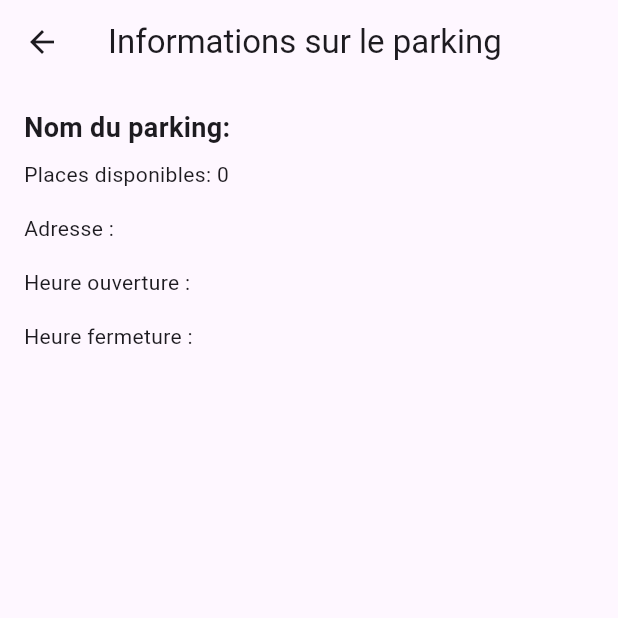
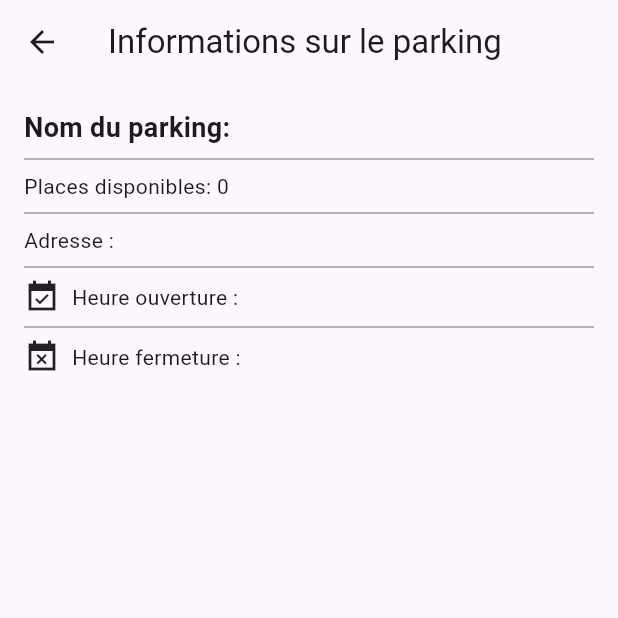
Before and after one commit to Leo-peiro/ParkInAngers, a Flutter app: the InfoParking screen opened directly with empty values, on a phone screen of 412 x 824 dp, the top half of it. Run offline on Flutter 3.47's test engine with Material 3 defaults, Android fonts, the phone set to English and light mode, and no system bars; network calls fail.

Commit message:
added icones

```diff
--- a/lib/ui/screens/info_parking.dart
+++ b/lib/ui/screens/info_parking.dart
@@ -11,7 +11,7 @@ class InfoParking extends StatelessWidget {
 
     return Scaffold(
       appBar: AppBar(
-        title: Text('Informations sur le parking'),
+        title: const Text('Informations sur le parking'),
       ),
       body: Padding(
         padding: const EdgeInsets.all(16.0),
@@ -20,36 +20,47 @@ class InfoParking extends StatelessWidget {
           children: [
             Text(
               'Nom du parking: ${parking.nom}',
-              style: TextStyle(fontSize: 18, fontWeight: FontWeight.bold),
+              style: const TextStyle(fontSize: 18, fontWeight: FontWeight.bold),
             ),
-            SizedBox(height: 8),
+            const Divider(height: 16, color: Colors.grey),
             Text('Places disponibles: ${parking.npPlacesDisponiblesVoitures}'),
-            SizedBox(height: 16),
+            const Divider(height: 16, color: Colors.grey),
             Text('Adresse : ${parking.adresse}'),
-            SizedBox(height: 16),
+            const Divider(height: 16, color: Colors.grey),
+
             Visibility(
-              visible: parking.horaires?.heureOuverture != null,
+              visible: parking.horaires?.heureOuverture != null && parking.horaires?.heureFermeture != null,
               child: Column(
                 crossAxisAlignment: CrossAxisAlignment.start,
                 children: [
-                  Text('Heure ouverture : ${parking.horaires?.heureOuverture}'),
-                  SizedBox(height: 16),
-                ],
-              ),
-            ),
-            Visibility(
-              visible: parking.horaires?.heureFermeture != null,
-              child: Column(
-                crossAxisAlignment: CrossAxisAlignment.start,
-                children: [
-                  Text('Heure fermeture : ${parking.horaires?.heureFermeture}'),
-                  SizedBox(height: 16),
+                  Row(
+                    children: [
+                      const Icon(Icons.event_available_sharp, size: 24),
+                      const SizedBox(width: 8),
+                      Text('Heure ouverture : ${parking.horaires?.heureOuverture}'),
+                    ],
+                  ),
+                  const Divider(height: 16, color: Colors.grey),
+                  Row(
+                    children: [
+                      const Icon(Icons.event_busy_sharp, size: 24),
+                      const SizedBox(width: 8),
+                      Text('Heure fermeture : ${parking.horaires?.heureFermeture}'),
+                    ],
+                  ),
                 ],
               ),
             ),
             Visibility(
               visible: parking.horaires?.heureOuverture == null && parking.horaires?.heureFermeture == null,
-              child: Text('Accessible 24/24'),
+              child: const Row(
+                children: [
+                  Icon(Icons.event_available_sharp, size: 24),
+                  // Icon(Icons.loop_sharp, size: 24),
+                  SizedBox(width: 8),
+                  Text('Accessible 24/24'),
+                ],
+              ),
             ),
             // Ajoutez d'autres informations à afficher ici
           ],
--- a/lib/ui/screens/liste_parking.dart
+++ b/lib/ui/screens/liste_parking.dart
@@ -56,12 +56,18 @@ class _ListeParkingState extends State<ListeParking> {
   Widget buildParkingTile(Parking parking) {
     return ListTile(
       title: Text(parking.nom),
-      subtitle: Text('Places disponibles: ${parking.npPlacesDisponiblesVoitures}'),
+      subtitle: Row(
+        children: [
+          Icon(Icons.local_parking_sharp, size: 24), // Ajout de l'icône de voiture
+          SizedBox(width: 8),
+          Text('Places disponibles: ${parking.npPlacesDisponiblesVoitures}'),
+        ],
+      ),
       // Ajoutez d'autres widgets pour afficher d'autres informations du parking
       onTap: () {
         Navigator.of(context).pushNamed(
-            '/info_parking',
-            arguments: parking
+          '/info_parking',
+          arguments: parking,
         );
 
         // Ajoutez ici le code à exécuter lorsque l'utilisateur appuie sur la tuile
```
